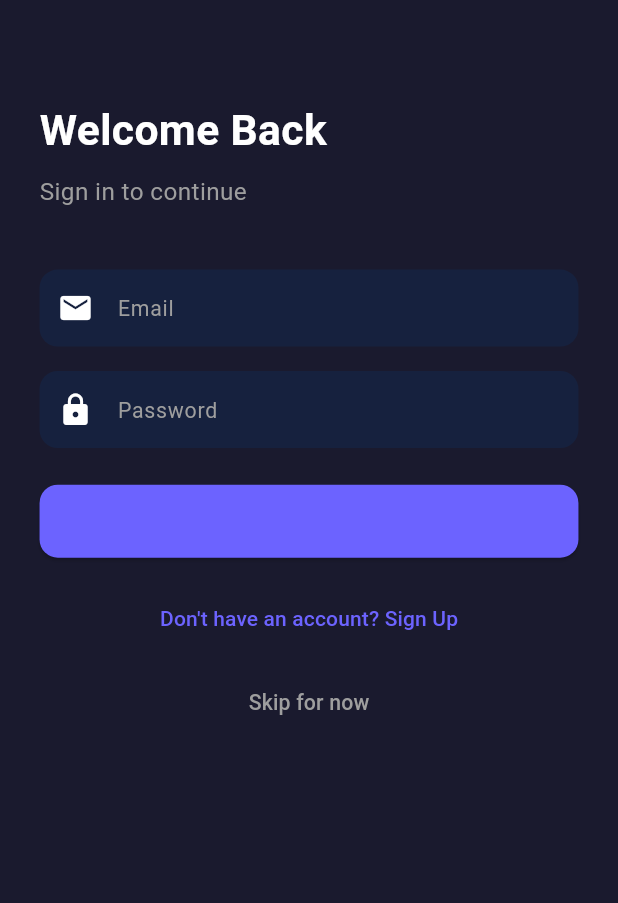
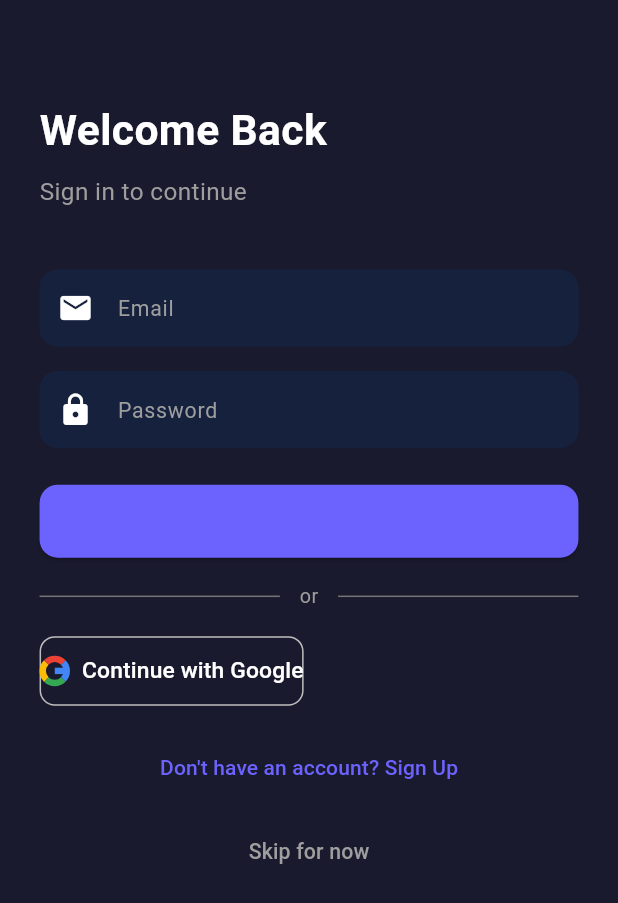
Before and after one commit to mdraihan62219-boop/bigo-like, a Flutter app: the SettingsScreen screen opened by its route, after a tap on "Logout", on a phone screen of 412 x 824 dp. Shown: the top 903 px of the screen. Run offline on Flutter 3.47's test engine with Material 3 defaults, Android fonts, the phone set to English and light mode, and no system bars; our stand-ins replace cached_network_image, data_table_2, dio, equatable, firebase_messaging, flutter_bloc and 11 more; missing offline and left inert: agora_rtc_engine; accounts and stored records are empty; network calls fail.

Commit message:
Add Continue with Google sign-in

```diff
--- a/rayzi_app/lib/config/constants.dart
+++ b/rayzi_app/lib/config/constants.dart
@@ -19,6 +19,16 @@ class AppConstants {
       'eyJhbGciOiJIUzI1NiIsInR5cCI6IkpXVCJ9.eyJpc3MiOiJzdXBhYmFzZSIsInJlZiI6Inl1b2tlb2R1cXR4Z2ZkbHd1YWF3Iiwicm9sZSI6ImFub24iLCJpYXQiOjE3ODc0MDQyODIsImV4cCI6MjEwMjk4MDI4Mn0.h2nJuTSy_a0vAoweM0OIIYjA4ytM9qMdsd_sgJ5e0nc';
   static const String agoraAppId = 'your-agora-app-id';
 
+  /// Google Cloud "Web application" OAuth client ID (NOT the Android one).
+  /// Required for Continue-with-Google ID tokens. Override at build time:
+  ///   flutter build apk --dart-define=GOOGLE_WEB_CLIENT_ID=<id>.apps.googleusercontent.com
+  /// One-time setup: create the Web + Android OAuth clients in Google Cloud
+  /// Console, register this app's SHA-1 with the Android client.
+  static const String googleWebClientId = String.fromEnvironment(
+    'GOOGLE_WEB_CLIENT_ID',
+    defaultValue: '',
+  );
+
   static const int paginationLimit = 20;
   static const Duration apiTimeout = Duration(seconds: 30);
   static const Duration socketTimeout = Duration(seconds: 10);
--- a/rayzi_app/lib/presentation/blocs/auth/auth_bloc.dart
+++ b/rayzi_app/lib/presentation/blocs/auth/auth_bloc.dart
@@ -2,6 +2,7 @@ import 'package:flutter_bloc/flutter_bloc.dart';
 import 'package:equatable/equatable.dart';
 import 'package:supabase_flutter/supabase_flutter.dart';
 import '../../../services/api_service.dart';
+import '../../../services/google_auth_service.dart';
 import '../../../services/token_store.dart';
 
 part 'auth_event.dart';
@@ -14,6 +15,7 @@ class AuthBloc extends Bloc<AuthEvent, AuthState> {
     on<AuthRegisterRequested>(_onRegisterRequested);
     on<AuthLogoutRequested>(_onLogoutRequested);
     on<AuthGuestRequested>(_onGuestRequested);
+    on<AuthGoogleRequested>(_onGoogleRequested);
   }
 
   Future<void> _onAuthCheckRequested(AuthCheckRequested event, Emitter<AuthState> emit) async {
@@ -87,8 +89,33 @@ class AuthBloc extends Bloc<AuthEvent, AuthState> {
     return user;
   }
 
+  Future<void> _onGoogleRequested(AuthGoogleRequested event, Emitter<AuthState> emit) async {
+    emit(AuthLoading());
+    try {
+      final idToken = await GoogleAuthService.getIdToken();
+      if (idToken == null) {
+        // User closed the picker — back to the form, no error.
+        emit(AuthUnauthenticated());
+        return;
+      }
+      final response = await ApiService.post('/auth/social', data: {
+        'provider': 'google', 'token': idToken,
+      });
+      emit(AuthAuthenticated(await _persistSession(response.data['data'])));
+    } on GoogleAuthConfigurationException catch (e) {
+      emit(AuthError(e.toString()));
+    } catch (e) {
+      emit(AuthError(e.toString()));
+    }
+  }
+
   Future<void> _onLogoutRequested(AuthLogoutRequested event, Emitter<AuthState> emit) async {
     await Supabase.instance.client.auth.signOut();
+    try {
+      await GoogleAuthService.signOut();
+    } catch (_) {
+      // Google sign-in may be unconfigured — nothing to reset.
+    }
     await TokenStore.clear();
     emit(AuthUnauthenticated());
   }
--- a/rayzi_app/lib/presentation/blocs/auth/auth_event.dart
+++ b/rayzi_app/lib/presentation/blocs/auth/auth_event.dart
@@ -24,3 +24,5 @@ class AuthRegisterRequested extends AuthEvent {
 class AuthLogoutRequested extends AuthEvent {}
 
 class AuthGuestRequested extends AuthEvent {}
+
+class AuthGoogleRequested extends AuthEvent {}
--- a/rayzi_app/lib/presentation/screens/login_screen.dart
+++ b/rayzi_app/lib/presentation/screens/login_screen.dart
@@ -5,6 +5,77 @@ import '../../config/routes.dart';
 import '../blocs/auth/auth_bloc.dart';
 import '../widgets/custom_button.dart';
 import '../widgets/custom_textfield.dart';
+
+class _GoogleButton extends StatelessWidget {
+  const _GoogleButton({required this.onPressed, required this.enabled});
+
+  final VoidCallback onPressed;
+  final bool enabled;
+
+  @override
+  Widget build(BuildContext context) {
+    return OutlinedButton.icon(
+      onPressed: enabled ? onPressed : null,
+      icon: SizedBox(
+        width: 20.r,
+        height: 20.r,
+        child: const CustomPaint(painter: _GoogleLogoPainter()),
+      ),
+      label: Text('Continue with Google', style: TextStyle(fontSize: 15.sp)),
+      style: OutlinedButton.styleFrom(
+        foregroundColor: Theme.of(context).colorScheme.onSurface,
+        side: BorderSide(color: Colors.grey.shade400),
+        padding: EdgeInsets.symmetric(vertical: 12.h),
+        shape: RoundedRectangleBorder(borderRadius: BorderRadius.circular(10.r)),
+      ),
+    );
+  }
+}
+
+/// Draws the four-colour Google "G" so the app needs no bundled logo asset.
+class _GoogleLogoPainter extends CustomPainter {
+  const _GoogleLogoPainter();
+
+  static const blue = Color(0xFF4285F4);
+  static const green = Color(0xFF34A853);
+  static const yellow = Color(0xFFFBBC05);
+  static const red = Color(0xFFEA4335);
+
+  @override
+  void paint(Canvas canvas, Size size) {
+    final center = Offset(size.width / 2, size.height / 2);
+    final radius = size.shortestSide / 2;
+    final stroke = radius * 0.42;
+    final rect = Rect.fromCircle(center: center, radius: radius - stroke / 2);
+
+    Paint seg(Color color) => Paint()
+      ..style = PaintingStyle.stroke
+      ..strokeWidth = stroke
+      ..color = color;
+
+    // Arcs measured clockwise from 3 o'clock.
+    canvas.drawArc(rect, _deg(-45), _deg(90), false, seg(blue));   // right
+    canvas.drawArc(rect, _deg(45), _deg(90), false, seg(green));   // bottom
+    canvas.drawArc(rect, _deg(135), _deg(90), false, seg(yellow)); // left-bottom
+    canvas.drawArc(rect, _deg(225), _deg(90), false, seg(red));    // top
+
+    final bar = Paint()
+      ..style = PaintingStyle.stroke
+      ..strokeWidth = stroke
+      ..strokeCap = StrokeCap.butt
+      ..color = blue;
+    canvas.drawLine(
+      Offset(center.dx, center.dy),
+      Offset(center.dx + radius - stroke / 2, center.dy),
+      bar,
+    );
+  }
+
+  static double _deg(double d) => d * 3.141592653589793 / 180;
+
+  @override
+  bool shouldRepaint(covariant CustomPainter oldDelegate) => false;
+}
 
 class LoginScreen extends StatefulWidget {
   const LoginScreen({super.key});
@@ -74,6 +145,26 @@ class _LoginScreenState extends State<LoginScreen> {
                 },
               ),
               SizedBox(height: 16.h),
+              Row(
+                children: [
+                  Expanded(child: Divider(color: Colors.grey.shade600)),
+                  Padding(
+                    padding: EdgeInsets.symmetric(horizontal: 12.w),
+                    child: Text('or', style: TextStyle(fontSize: 13.sp, color: Colors.grey)),
+                  ),
+                  Expanded(child: Divider(color: Colors.grey.shade600)),
+                ],
+              ),
+              SizedBox(height: 16.h),
+              BlocBuilder<AuthBloc, AuthState>(
+                builder: (context, state) {
+                  return _GoogleButton(
+                    enabled: state is! AuthLoading,
+                    onPressed: () => context.read<AuthBloc>().add(AuthGoogleRequested()),
+                  );
+                },
+              ),
+              SizedBox(height: 16.h),
               Center(
                 child: TextButton(
                   onPressed: () => Navigator.pushNamed(context, AppRoutes.register),
--- /dev/null
+++ b/rayzi_app/lib/services/google_auth_service.dart
@@ -0,0 +1,36 @@
+import 'package:google_sign_in/google_sign_in.dart';
+import '../config/constants.dart';
+
+class GoogleAuthService {
+  static GoogleSignIn? _instance;
+
+  static GoogleSignIn get _googleSignIn {
+    _instance ??= GoogleSignIn(serverClientId: AppConstants.googleWebClientId);
+    return _instance!;
+  }
+
+  /// Runs the native Google sign-in flow and returns the ID token,
+  /// or null when the user closes the account picker.
+  static Future<String?> getIdToken() async {
+    if (AppConstants.googleWebClientId.isEmpty) {
+      throw GoogleAuthConfigurationException();
+    }
+    final account = await _googleSignIn.signIn();
+    if (account == null) return null;
+    final auth = await account.authentication;
+    final idToken = auth.idToken;
+    if (idToken == null || idToken.isEmpty) {
+      throw Exception('Google sign-in returned no ID token');
+    }
+    return idToken;
+  }
+
+  static Future<void> signOut() => _googleSignIn.signOut();
+}
+
+class GoogleAuthConfigurationException implements Exception {
+  @override
+  String toString() =>
+      'Google sign-in is not configured. Build with '
+      '--dart-define=GOOGLE_WEB_CLIENT_ID=<your-web-client-id>';
+}
--- a/rayzi_app/pubspec.yaml
+++ b/rayzi_app/pubspec.yaml
@@ -11,6 +11,7 @@ dependencies:
     sdk: flutter
   cupertino_icons: ^1.0.6
   supabase_flutter: ^2.0.0
+  google_sign_in: ^6.2.1
   agora_rtc_engine: ^6.2.0
   permission_handler: ^11.0.0
   image_picker: ^1.0.0
```
Also changed, not shown: rayzi_app/pubspec.lock.
